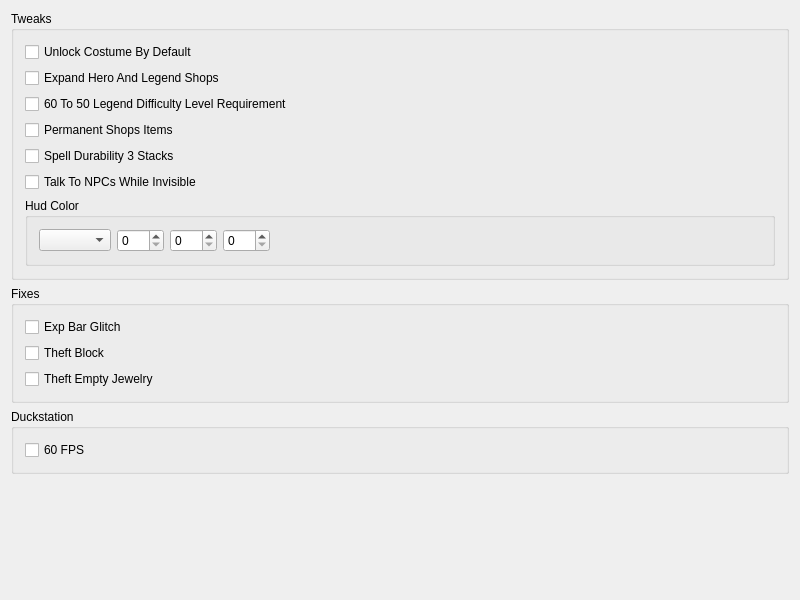
Before: the Qt Designer form src/FrontendQt/TweaksWidget.ui in Meos4/Darkstone-PS1-Tweaks, drawn with Qt 5.
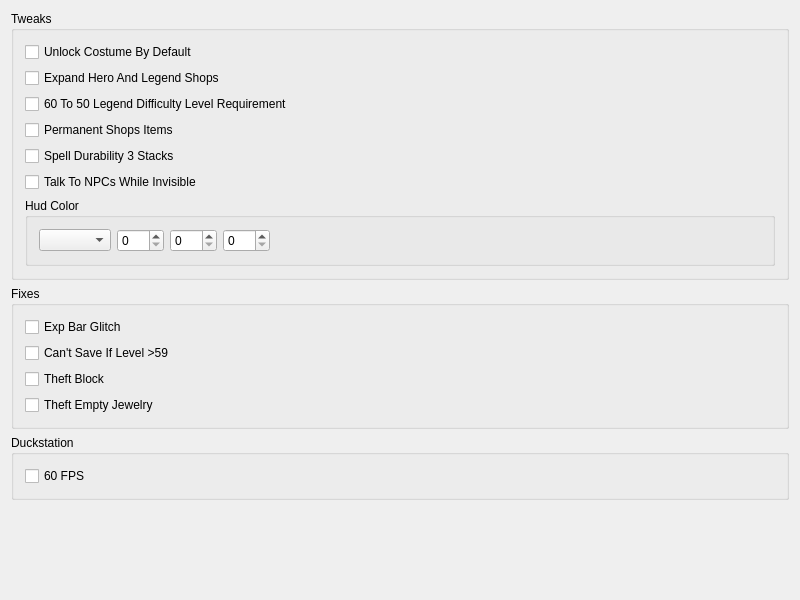
After: the same form once the commit is applied.

Commit message: Add fix can't save if level 59

Diff of the .ui file:
```diff
--- a/src/FrontendQt/TweaksWidget.ui
+++ b/src/FrontendQt/TweaksWidget.ui
@@ -27,6 +27,13 @@
         </property>
        </widget>
       </item>
+      <item>
+       <widget class="QCheckBox" name="fixesCantSaveIfLevel59">
+        <property name="text">
+         <string>Can't Save If Level &gt;59</string>
+        </property>
+       </widget>
+      </item>
       <item>
        <widget class="QCheckBox" name="fixesTheftBlock">
         <property name="text">
```
The commit also changes 8 other files.
